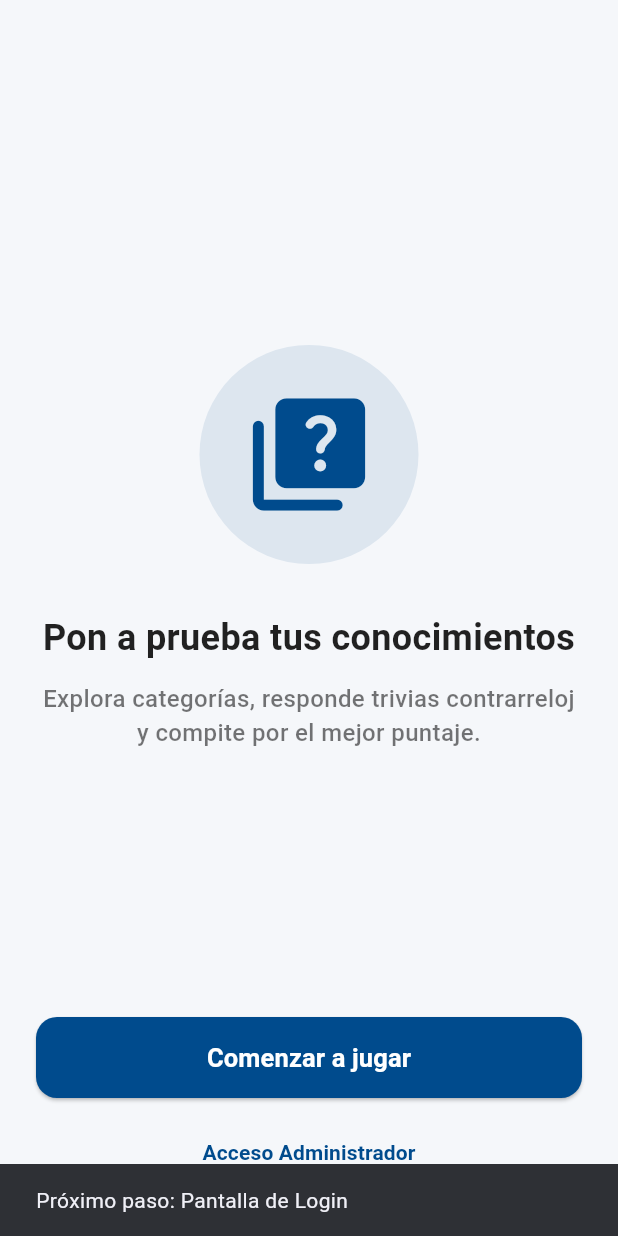
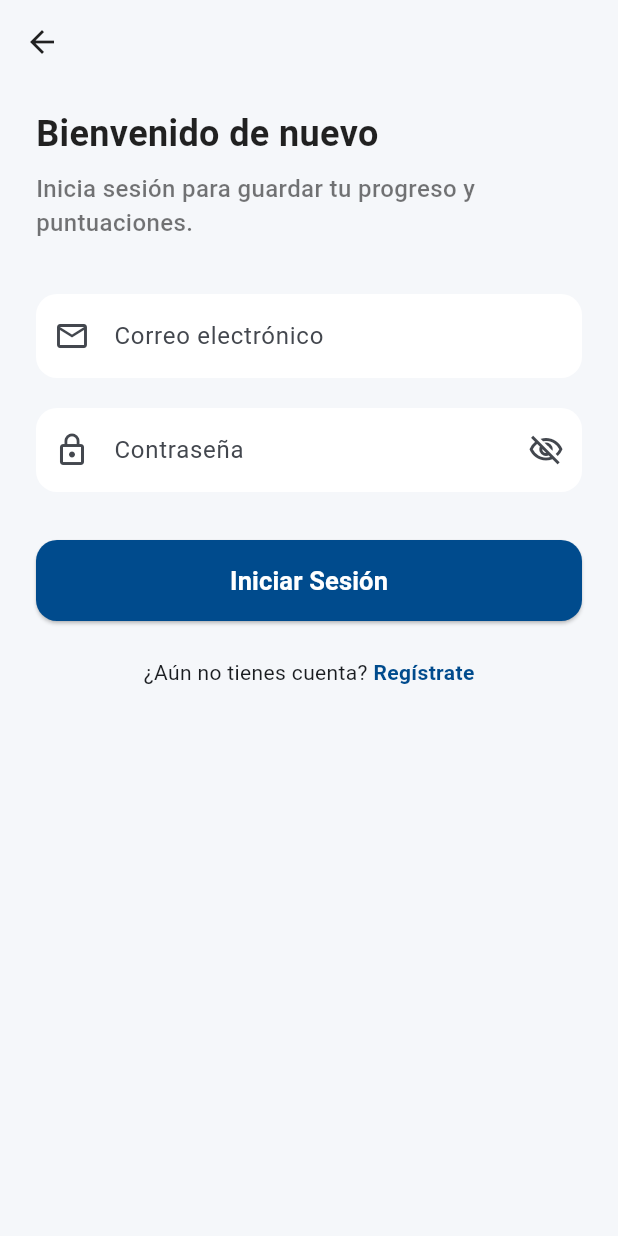
Before and after one commit to FatimaHoil/quiz_app, a Flutter app: the screen it shows after launch, after a tap on "Comenzar a jugar", on a phone screen of 412 x 824 dp. Run offline on Flutter 3.47's test engine with Material 3 defaults, Android fonts, the phone set to English and light mode, and no system bars.

Commit message:
crear pantallas de login y registro con validaciones de formulario

```diff
--- /dev/null
+++ b/lib/pages/login.dart
@@ -0,0 +1,178 @@
+import 'package:flutter/material.dart';
+
+import '../widgets/app_styles.dart';
+import 'signup.dart';
+
+class LoginScreen extends StatefulWidget {
+  const LoginScreen({super.key});
+
+  @override
+  State<LoginScreen> createState() => _LoginScreenState();
+}
+
+class _LoginScreenState extends State<LoginScreen> {
+  final _formKey = GlobalKey<FormState>();
+  final TextEditingController _emailController = TextEditingController();
+  final TextEditingController _passwordController = TextEditingController();
+  bool _obscurePassword = true;
+
+  @override
+  void dispose() {
+    _emailController.dispose();
+    _passwordController.dispose();
+    super.dispose();
+  }
+
+  void _handleLogin() {
+    if (_formKey.currentState!.validate()) {
+      ScaffoldMessenger.of(context).showSnackBar(
+        const SnackBar(
+          content: Text(
+            'Validación correcta. Próximo paso: Conectar Firebase Auth',
+          ),
+        ),
+      );
+    }
+  }
+
+  @override
+  Widget build(BuildContext context) {
+    return Scaffold(
+      backgroundColor: AppStyles.backgroundColor,
+      appBar: AppBar(
+        backgroundColor: Colors.transparent,
+        elevation: 0,
+        iconTheme: const IconThemeData(color: Colors.black87),
+      ),
+      body: SafeArea(
+        child: SingleChildScrollView(
+          padding: const EdgeInsets.symmetric(horizontal: 24.0, vertical: 16.0),
+          child: Form(
+            key: _formKey,
+            child: Column(
+              crossAxisAlignment: CrossAxisAlignment.start,
+              children: [
+                Text('Bienvenido de nuevo', style: AppStyles.headlineStyle()),
+                const SizedBox(height: 8),
+                Text(
+                  'Inicia sesión para guardar tu progreso y puntuaciones.',
+                  style: AppStyles.subheadlineStyle(),
+                ),
+                const SizedBox(height: 36),
+                // Campo de Correo
+                TextFormField(
+                  controller: _emailController,
+                  keyboardType: TextInputType.emailAddress,
+                  decoration: InputDecoration(
+                    labelText: 'Correo electrónico',
+                    prefixIcon: const Icon(Icons.email_outlined),
+                    filled: true,
+                    fillColor: Colors.white,
+                    border: OutlineInputBorder(
+                      borderRadius: BorderRadius.circular(14),
+                      borderSide: BorderSide.none,
+                    ),
+                  ),
+                  validator: (value) {
+                    if (value == null || value.trim().isEmpty) {
+                      return 'Por favor ingresa tu correo';
+                    }
+                    if (!value.contains('@')) {
+                      return 'Ingresa un correo válido';
+                    }
+                    return null;
+                  },
+                ),
+                const SizedBox(height: 20),
+                // Campo de Contraseña
+                TextFormField(
+                  controller: _passwordController,
+                  obscureText: _obscurePassword,
+                  decoration: InputDecoration(
+                    labelText: 'Contraseña',
+                    prefixIcon: const Icon(Icons.lock_outline),
+                    suffixIcon: IconButton(
+                      icon: Icon(
+                        _obscurePassword
+                            ? Icons.visibility_off_outlined
+                            : Icons.visibility_outlined,
+                      ),
+                      onPressed: () {
+                        setState(() {
+                          _obscurePassword = !_obscurePassword;
+                        });
+                      },
+                    ),
+                    filled: true,
+                    fillColor: Colors.white,
+                    border: OutlineInputBorder(
+                      borderRadius: BorderRadius.circular(14),
+                      borderSide: BorderSide.none,
+                    ),
+                  ),
+                  validator: (value) {
+                    if (value == null || value.isEmpty) {
+                      return 'Por favor ingresa tu contraseña';
+                    }
+                    if (value.length < 6) {
+                      return 'La contraseña debe tener al menos 6 caracteres';
+                    }
+                    return null;
+                  },
+                ),
+                const SizedBox(height: 32),
+                // Botón Iniciar Sesión
+                SizedBox(
+                  width: double.infinity,
+                  height: 54,
+                  child: ElevatedButton(
+                    style: ElevatedButton.styleFrom(
+                      backgroundColor: AppStyles.primaryColor,
+                      foregroundColor: Colors.white,
+                      shape: RoundedRectangleBorder(
+                        borderRadius: BorderRadius.circular(14),
+                      ),
+                    ),
+                    onPressed: _handleLogin,
+                    child: const Text(
+                      'Iniciar Sesión',
+                      style: TextStyle(
+                        fontSize: 17,
+                        fontWeight: FontWeight.bold,
+                      ),
+                    ),
+                  ),
+                ),
+                const SizedBox(height: 24),
+                // Enlace a Registro
+                Row(
+                  mainAxisAlignment: MainAxisAlignment.center,
+                  children: [
+                    const Text('¿Aún no tienes cuenta? '),
+                    GestureDetector(
+                      onTap: () {
+                        Navigator.pushReplacement(
+                          context,
+                          MaterialPageRoute(
+                            builder: (context) => const SignUpScreen(),
+                          ),
+                        );
+                      },
+                      child: const Text(
+                        'Regístrate',
+                        style: TextStyle(
+                          color: AppStyles.primaryColor,
+                          fontWeight: FontWeight.bold,
+                        ),
+                      ),
+                    ),
+                  ],
+                ),
+              ],
+            ),
+          ),
+        ),
+      ),
+    );
+  }
+}
--- a/lib/pages/onboarding.dart
+++ b/lib/pages/onboarding.dart
@@ -1,6 +1,7 @@
 import 'package:flutter/material.dart';
 
 import '../widgets/app_styles.dart';
+import 'login.dart';
 
 class OnboardingScreen extends StatelessWidget {
   const OnboardingScreen({super.key});
@@ -58,9 +59,10 @@ class OnboardingScreen extends StatelessWidget {
                         ),
                       ),
                       onPressed: () {
-                        ScaffoldMessenger.of(context).showSnackBar(
-                          const SnackBar(
-                            content: Text('Próximo paso: Pantalla de Login'),
+                        Navigator.push(
+                          context,
+                          MaterialPageRoute(
+                            builder: (context) => const LoginScreen(),
                           ),
                         );
                       },
```
Also changed, not shown: lib/pages/signup.dart (added, +202 -0 lines).
